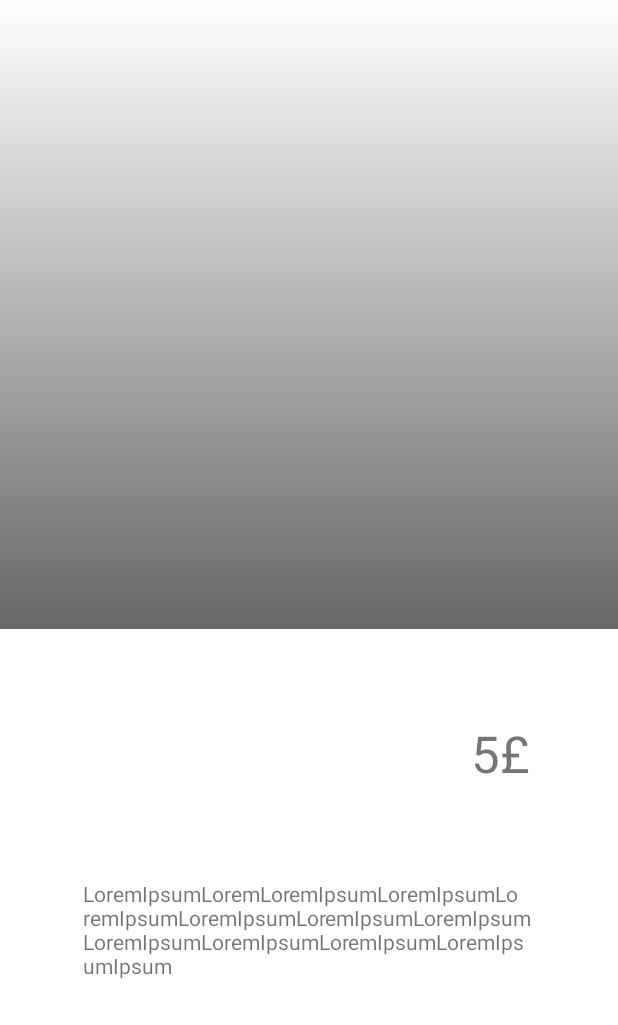
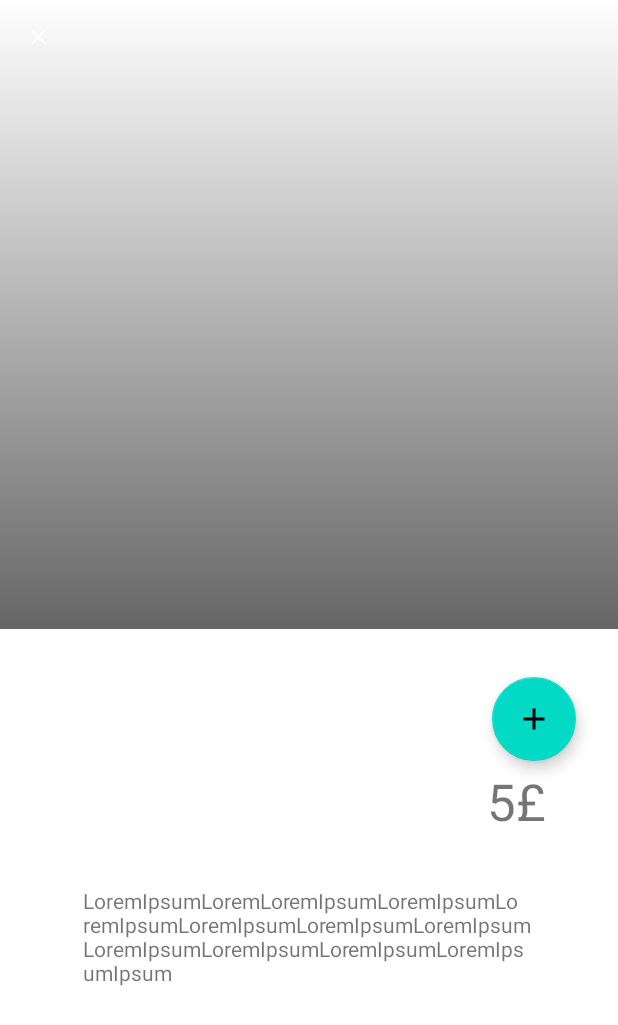
Before and after one commit to FeeChier/EasyshopCOuf, an Android app: the ArticleActivity screen opened directly, with no data from a screen before it, on a phone screen of 412 x 824 dp. Shown: the top 1025 px of the screen. Run offline under Robolectric (Android 15) with nearby library versions, the phone set to English and light mode, and no system bars; our stand-ins replace Firebase (no records; nobody signed in at launch, a user with empty details on screens opened directly), Picasso; Roboto replaces fonts that are not available here; 1 statement that could not run was skipped.

Commit message:
Easyshop c ouf

```diff
--- a/app/src/main/AndroidManifest.xml
+++ b/app/src/main/AndroidManifest.xml
@@ -9,7 +9,8 @@
         android:roundIcon="@mipmap/ic_launcher_round"
         android:supportsRtl="true"
         android:theme="@style/Theme.Auth">
-        <activity android:name=".ArticleActivity"></activity>
+        <activity android:name=".ListeActivity"></activity>
+        <activity android:name=".ArticleActivity" />
         <activity android:name=".MagasinActivity" />
         <activity android:name=".OptionActivity" />
         <activity android:name=".PremiumActivity" />
--- a/app/src/main/java/com/example/auth/ArticleActivity.java
+++ b/app/src/main/java/com/example/auth/ArticleActivity.java
@@ -1,5 +1,6 @@
 package com.example.auth;
 
+import androidx.annotation.NonNull;
 import androidx.annotation.Nullable;
 import androidx.appcompat.app.AppCompatActivity;
 import androidx.recyclerview.widget.LinearLayoutManager;
@@ -11,8 +12,12 @@ import android.view.View;
 import android.view.ViewGroup;
 import android.widget.ImageView;
 import android.widget.TextView;
+import android.widget.Toast;
 
 import com.bumptech.glide.Glide;
+import com.google.android.gms.tasks.OnFailureListener;
+import com.google.android.gms.tasks.OnSuccessListener;
+import com.google.firebase.auth.FirebaseAuth;
 import com.google.firebase.firestore.DocumentReference;
 import com.google.firebase.firestore.DocumentSnapshot;
 import com.google.firebase.firestore.EventListener;
@@ -20,16 +25,28 @@ import com.google.firebase.firestore.FirebaseFirestore;
 import com.google.firebase.firestore.FirebaseFirestoreException;
 import com.google.firebase.firestore.ListenerRegistration;
 import com.google.firebase.firestore.Query;
+import com.google.firebase.firestore.QueryDocumentSnapshot;
+import com.google.firebase.firestore.QuerySnapshot;
+import com.squareup.picasso.Picasso;
 
-public class ArticleActivity extends AppCompatActivity implements EventListener<DocumentSnapshot> ,
-        View.OnClickListener{
+import org.jetbrains.annotations.NotNull;
+
+import java.util.HashMap;
+import java.util.Map;
+
+public class ArticleActivity extends AppCompatActivity implements View.OnClickListener {
 
     private static final String TAG = "ArticleDetail";
     public static final String KEY_ARTICLE_ID = "key_article_id";
 
     public static final String KEY_MAGASIN_ID = "key_magasin_id";
 
-    private FirebaseFirestore mFirestore;
+    private static final String KEY_NOM = "nom";
+    private static final String KEY_DESCRIPTION = "description";
+    private static final String KEY_PRIX = "prix";
+
+
+    private FirebaseFirestore mFirestore = FirebaseFirestore.getInstance();
     private DocumentReference mArticleRef;
     private ListenerRegistration mArticleRegistration;
     private TextView mNameView;
@@ -38,9 +55,11 @@ public class ArticleActivity extends AppCompatActivity implements EventListener<
     private TextView mPrix;
     private Articleeadapter mArticleAdapter;
     private TextView mDescriptionComplete;
-
+    String UserId;
+    private FirebaseAuth mAuth = FirebaseAuth.getInstance();
     private RecyclerView mArticleRecycler;
     private ViewGroup mEmptyView;
+
     @Override
     protected void onCreate(Bundle savedInstanceState) {
         super.onCreate(savedInstanceState);
@@ -52,65 +71,81 @@ public class ArticleActivity extends AppCompatActivity implements EventListener<
         mPrix = findViewById(R.id.article_prix);
         mDescriptionComplete = findViewById(R.id.description_complete);
         findViewById(R.id.article_button_back).setOnClickListener(this);
+        findViewById(R.id.article_add).setOnClickListener(this);
         String articleId = getIntent().getExtras().getString(KEY_ARTICLE_ID);
         String magasinIdd = MagasinActivity.getMagasinId();
-        System.out.println(articleId+" "+magasinIdd);
-        mFirestore = FirebaseFirestore.getInstance();
+        System.out.println(articleId + " " + magasinIdd);
 
-        mArticleRef = mFirestore.collection("Magasins").document(magasinIdd);
-
-        Query articleQuery = mArticleRef.collection("Articles");
+        mArticleRef = mFirestore.collection("Magasins").document(magasinIdd).collection("Articles").document(articleId);
 
 
     }
-    @Override
-    public void onStart() {
-        super.onStart();
-        mArticleRegistration = mArticleRef.addSnapshotListener(this);
-    }
 
     @Override
-    public void onStop() {
-        super.onStop();
-
-
-        if (mArticleRegistration != null) {
-            mArticleRegistration.remove();
-            mArticleRegistration = null;
-        }
+    protected void onStart() {
+        super.onStart();
+        mArticleRef.addSnapshotListener(this, new EventListener<DocumentSnapshot>() {
+            @Override
+            public void onEvent(DocumentSnapshot documentSnapshot, FirebaseFirestoreException e) {
+                if (e != null) {
+                    Toast.makeText(ArticleActivity.this, "Error while loading!", Toast.LENGTH_SHORT).show();
+                    Log.d(TAG, e.toString());
+                    return;
+                }
+                if (documentSnapshot.exists()) {
+                    Article article = documentSnapshot.toObject(Article.class);
+                    String name = article.getName();
+                    String description = article.getDescription();
+                    String prix = article.getPrice();
+                    String description_complete = article.getDescription_complete();
+                    mNameView.setText(""+ name );
+                    mDescription.setText(""+ description);
+                    mPrix.setText(""+ prix);
+                    mDescriptionComplete.setText(" "+description_complete);
+                    Picasso.get().load(article.getPhoto()).into(mlogo);
+                } else {
+                    mNameView.setText("");
+                }
+            }
+        });
     }
-    @Override
-    public void onEvent(@Nullable @org.jetbrains.annotations.Nullable DocumentSnapshot snapshot, @Nullable @org.jetbrains.annotations.Nullable FirebaseFirestoreException e) {
-        if (e != null) {
-            Log.w(TAG, "magasin:onEvent", e);
-            return;
-        }
-
-        onArticleLoaded(snapshot.toObject(Article.class));
-    }
-
-    private void onArticleLoaded(Article article) {
-        mNameView.setText(article.getName());
-        mDescription.setText(article.getDescription());
-        mPrix.setText(article.getPrice());
-
-        // Background image
-        Glide.with(mlogo.getContext())
-                .load(article.getPhoto())
-                .into(mlogo);
-    }
-
     @Override
     public void onClick(View v) {
         switch (v.getId()) {
             case R.id.article_button_back:
                 onBackArrowClicked(v);
                 break;
-
+            case R.id.article_add:
+                onAddArticleClicked(v);
+                break;
         }
     }
 
     public void onBackArrowClicked(View view) {
         onBackPressed();
     }
+    public void onAddArticleClicked (View view){
+        String name = mNameView.getText().toString();
+        String description = mDescription.getText().toString();
+        String price = mPrix.getText().toString();
+
+        Map<String, Object> articles = new HashMap<>();
+        articles.put(KEY_NOM, name);
+        articles.put(KEY_DESCRIPTION, description);
+        articles.put(KEY_PRIX, price);
+        UserId = mAuth.getCurrentUser().getUid();
+        mFirestore.collection("Users").document(UserId).collection("Articles").document().set(articles).addOnSuccessListener(new OnSuccessListener<Void>() {
+            @Override
+            public void onSuccess(Void unused) {
+                Toast.makeText(ArticleActivity.this,"L'article a été ajouté", Toast.LENGTH_LONG).show();
+            }
+        }).addOnFailureListener(new OnFailureListener() {
+            @Override
+            public void onFailure(@NonNull @NotNull Exception e) {
+                Toast.makeText(ArticleActivity.this,"Erreur !", Toast.LENGTH_LONG).show();
+                Log.d(TAG, e.toString());
+            }
+        });
+    }
+
 }
--- a/app/src/main/java/com/example/auth/HomeActivity.java
+++ b/app/src/main/java/com/example/auth/HomeActivity.java
@@ -38,6 +38,7 @@ public class HomeActivity extends AppCompatActivity implements FirestoreAdapter.
     private FirebaseFirestore firebaseFirestore;
 
 
+    String UserId;
     private RecyclerView mfirestorelist;
     private FirestorePagingAdapter adapter;
     private ImageButton btt;
@@ -113,6 +114,8 @@ public class HomeActivity extends AppCompatActivity implements FirestoreAdapter.
                 FirebaseAuth.getInstance().signOut();
                 startActivity(new Intent(HomeActivity.this, MainActivity.class));
                 return true;
+            case R.id.nav_maliste:
+                startActivity(new Intent(HomeActivity.this, ListeActivity.class));
             default:
                 return super.onOptionsItemSelected(item);
         }
--- a/app/src/main/java/com/example/auth/MainActivity.java
+++ b/app/src/main/java/com/example/auth/MainActivity.java
@@ -103,14 +103,18 @@ public class MainActivity extends AppCompatActivity implements View.OnClickListe
                     FirebaseUser user = FirebaseAuth.getInstance().getCurrentUser();
                     if (user.isEmailVerified()) {
 
+                        progressBar.setVisibility(View.GONE);
                         startActivity(new Intent(MainActivity.this, HomeActivity.class));
 
                     } else {
                         user.sendEmailVerification();
                         Toast.makeText(MainActivity.this, "Vérifiez votre email pour valider votre connexion", Toast.LENGTH_LONG).show();
+
+                        progressBar.setVisibility(View.GONE);
                     }
                 }else {
                     Toast.makeText(MainActivity.this, "Erreur ! Veuillez vérifier vos identifiants", Toast.LENGTH_LONG).show();
+                    progressBar.setVisibility(View.GONE);
                 }
             }
         });
--- a/app/src/main/res/layout/activity_article.xml
+++ b/app/src/main/res/layout/activity_article.xml
@@ -5,6 +5,17 @@
     android:layout_width="match_parent"
     android:layout_height="match_parent"
     tools:context=".ArticleActivity">
+
+    <com.google.android.material.floatingactionbutton.FloatingActionButton
+        android:id="@+id/article_add"
+        android:layout_width="wrap_content"
+        android:layout_height="wrap_content"
+        android:layout_alignParentRight="true"
+        android:layout_marginTop="32dp"
+        android:layout_marginEnd="28dp"
+        app:layout_constraintEnd_toEndOf="parent"
+        app:layout_constraintTop_toBottomOf="@+id/article_top_card"
+        app:srcCompat="@drawable/ic_add_white_24px" />
 
     <androidx.constraintlayout.widget.ConstraintLayout
         android:id="@+id/article_top_card"
@@ -15,19 +26,30 @@
         app:layout_constraintStart_toStartOf="parent"
         app:layout_constraintTop_toTopOf="parent">
 
+        <!-- Back button -->
+
+
+        <View
+            android:id="@+id/view"
+            android:layout_width="413dp"
+            android:layout_height="419dp"
+            android:background="@drawable/gradient_up"
+            app:layout_constraintBottom_toBottomOf="parent"
+            app:layout_constraintEnd_toEndOf="parent"
+            app:layout_constraintStart_toStartOf="parent"
+            app:layout_constraintTop_toTopOf="parent" />
+
         <ImageView
             android:id="@+id/article_image"
-            android:layout_width="match_parent"
-            android:layout_height="match_parent"
-            android:alpha="1.0"
-            android:scaleType="centerCrop"
-            app:layout_constraintBottom_toBottomOf="@+id/view"
-            app:layout_constraintEnd_toEndOf="parent"
-            app:layout_constraintStart_toStartOf="parent"
-            app:layout_constraintTop_toTopOf="@+id/view" />
-
-        <!-- Back button -->
-
+            android:layout_width="411dp"
+            android:layout_height="417dp"
+            app:layout_constraintBottom_toBottomOf="parent"
+            app:layout_constraintEnd_toEndOf="@+id/view"
+            app:layout_constraintHorizontal_bias="0.0"
+            app:layout_constraintStart_toStartOf="@+id/view"
+            app:layout_constraintTop_toTopOf="@+id/view"
+            app:layout_constraintVertical_bias="0.0"
+            tools:srcCompat="@tools:sample/avatars" />
 
         <ImageView
             android:id="@+id/article_button_back"
@@ -39,23 +61,13 @@
             app:layout_constraintTop_toTopOf="parent"
             app:srcCompat="@drawable/ic_close_white_24px" />
 
-        <View
-            android:id="@+id/view"
-            android:layout_width="413dp"
-            android:layout_height="419dp"
-            android:background="@drawable/gradient_up"
-            app:layout_constraintBottom_toBottomOf="parent"
-            app:layout_constraintEnd_toEndOf="parent"
-            app:layout_constraintStart_toStartOf="parent"
-            app:layout_constraintTop_toTopOf="parent" />
-
 
     </androidx.constraintlayout.widget.ConstraintLayout>
 
     <TextView
         android:id="@+id/article_name"
-        android:layout_width="wrap_content"
-        android:layout_height="47dp"
+        android:layout_width="286dp"
+        android:layout_height="52dp"
         android:layout_above="@+id/article_description"
         android:layout_marginStart="28dp"
         android:layout_marginTop="32dp"
@@ -81,13 +93,13 @@
         android:layout_width="wrap_content"
         android:layout_height="wrap_content"
         android:layout_alignTop="@+id/article_description"
-        android:layout_marginTop="60dp"
+        android:layout_marginTop="92dp"
         android:layout_marginEnd="48dp"
         android:layout_toRightOf="@+id/article_description"
         android:text="5£"
         android:textSize="34sp"
         app:layout_constraintEnd_toEndOf="parent"
-        app:layout_constraintHorizontal_bias="0.965"
+        app:layout_constraintHorizontal_bias="1.0"
         app:layout_constraintStart_toEndOf="@+id/article_name"
         app:layout_constraintTop_toBottomOf="@+id/article_top_card" />
 
--- a/app/src/main/res/menu/bottom_navigation.xml
+++ b/app/src/main/res/menu/bottom_navigation.xml
@@ -11,4 +11,7 @@
     <item
         android:id="@+id/nav_signout"
         android:title="Se déconnecter"/>
+    <item
+        android:id="@+id/nav_maliste"
+        android:title="Ma liste"/>
 </menu>
```
Also changed, not shown: app/src/main/java/com/example/auth/Article.java (+11 -1 lines), app/src/main/java/com/example/auth/Articleeadapter.java (+33 -3 lines), app/src/main/java/com/example/auth/FirestoreAdapter.java (+2 -6 lines), app/src/main/java/com/example/auth/ListAdapter.java (added, +50 -0 lines), app/src/main/java/com/example/auth/ListModel.java (added, +39 -0 lines), app/src/main/java/com/example/auth/ListeActivity.java (added, +72 -0 lines), app/src/main/res/layout/activity_liste.xml (added, +38 -0 lines), app/src/main/res/layout/item_article.xml (+4 -4 lines), app/src/main/res/layout/item_liste_article.xml (added, +43 -0 lines), app/src/main/res/layout/list_item_single.xml (+4 -4 lines).
